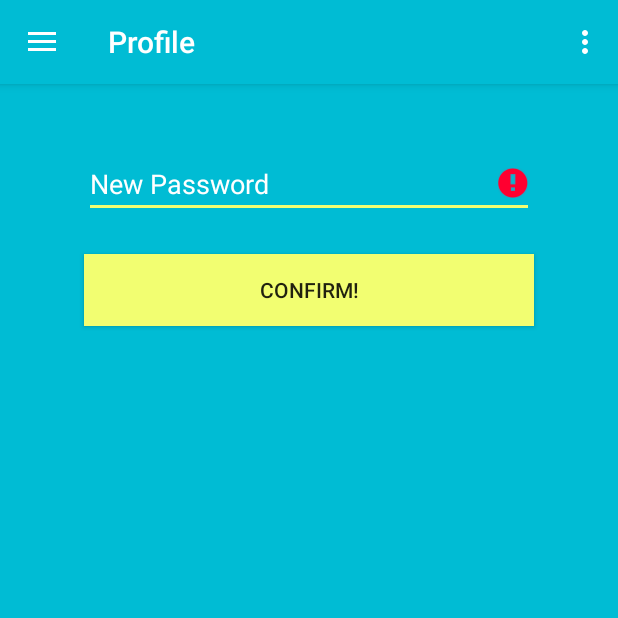
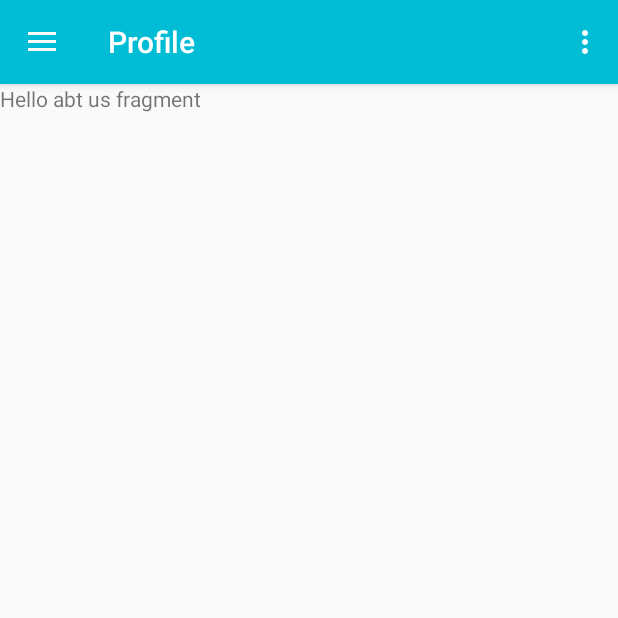
Before and after one commit to akshah1997/OSTMiniProject, an Android app: the screen it shows after launch once a user with an empty profile is signed in (MainNavigation), in the side drawer, after a tap on "About Us", on a phone screen of 412 x 824 dp, the top half of it. Run offline under Robolectric (Android 15) with nearby library versions, the phone set to English and light mode, and no system bars; our stand-ins replace Firebase (no records; nobody signed in at launch, a user with empty details on screens opened directly).

Commit message:
Created About Us and Attendance fragments

```diff
--- a/app/build.gradle
+++ b/app/build.gradle
@@ -33,4 +33,6 @@ dependencies {
 }
 
 
+
+
 apply plugin: 'com.google.gms.google-services'
--- a/app/src/main/java/com/akshay/ostminiproject/Activities/MainNavigation.java
+++ b/app/src/main/java/com/akshay/ostminiproject/Activities/MainNavigation.java
@@ -11,8 +11,9 @@ import android.support.v7.app.AppCompatActivity;
 import android.support.v7.widget.Toolbar;
 import android.view.Menu;
 import android.view.MenuItem;
-import android.widget.Toast;
 
+import com.akshay.ostminiproject.Fragments.AboutUs;
+import com.akshay.ostminiproject.Fragments.Attendance;
 import com.akshay.ostminiproject.Fragments.StudentProfileFragment;
 import com.akshay.ostminiproject.R;
 import com.google.firebase.auth.FirebaseAuth;
@@ -99,11 +100,11 @@ public class MainNavigation extends AppCompatActivity
         int id = item.getItemId();
 
         if (id == R.id.nav_profile) {
-            getFragmentManager().beginTransaction().replace(R.id.fragment_container,StudentProfileFragment.newInstance()).commit();
+            getFragmentManager().beginTransaction().replace(R.id.fragment_container, StudentProfileFragment.newInstance()).commit();
         } else if (id == R.id.nav_attendance) {
-            Toast.makeText(MainNavigation.this,"Attendance selected",Toast.LENGTH_SHORT).show();
+            getFragmentManager().beginTransaction().replace(R.id.fragment_container, Attendance.newInstance()).commit();
         } else if (id == R.id.nav_abt_us) {
-            Toast.makeText(MainNavigation.this,"About Us selected",Toast.LENGTH_SHORT).show();
+            getFragmentManager().beginTransaction().replace(R.id.fragment_container, AboutUs.newInstance()).commit();
         }
 
         DrawerLayout drawer = (DrawerLayout) findViewById(R.id.drawer_layout);
--- /dev/null
+++ b/app/src/main/java/com/akshay/ostminiproject/Fragments/AboutUs.java
@@ -0,0 +1,47 @@
+package com.akshay.ostminiproject.Fragments;
+
+
+import android.app.Fragment;
+import android.content.Context;
+import android.os.Bundle;
+import android.view.LayoutInflater;
+import android.view.View;
+import android.view.ViewGroup;
+
+import com.akshay.ostminiproject.R;
+
+/**
+ * A simple {@link Fragment} subclass.
+ * Use the {@link AboutUs#newInstance} factory method to
+ * create an instance of this fragment.
+ */
+public class AboutUs extends Fragment {
+
+    Context context; //always pass this context for activity intent
+
+    public AboutUs() {
+        // Required empty public constructor
+    }
+
+    public static AboutUs newInstance() {
+        return (new AboutUs());
+    }
+
+    @Override
+    public void onCreate(Bundle savedInstanceState) {
+        super.onCreate(savedInstanceState);
+    }
+
+    @Override
+    public View onCreateView(LayoutInflater inflater, ViewGroup container,
+                             Bundle savedInstanceState) {
+        // Inflate the layout for this fragment
+        return inflater.inflate(R.layout.fragment_about_us, container, false);
+    }
+
+    @Override
+    public void onAttach(Context context) {
+        super.onAttach(context);
+        this.context = context;
+    }
+}
--- a/app/src/main/java/com/akshay/ostminiproject/Fragments/StudentProfileFragment.java
+++ b/app/src/main/java/com/akshay/ostminiproject/Fragments/StudentProfileFragment.java
@@ -39,8 +39,7 @@ public class StudentProfileFragment extends Fragment implements View.OnClickList
     }
 
     public static StudentProfileFragment newInstance() {
-        StudentProfileFragment fragment = new StudentProfileFragment();
-        return fragment;
+        return (new StudentProfileFragment());
     }
 
     @Override
--- /dev/null
+++ b/app/src/main/res/layout/fragment_about_us.xml
@@ -0,0 +1,13 @@
+<FrameLayout xmlns:android="http://schemas.android.com/apk/res/android"
+    xmlns:tools="http://schemas.android.com/tools"
+    android:layout_width="match_parent"
+    android:layout_height="match_parent"
+    tools:context="com.akshay.ostminiproject.Fragments.AboutUs">
+
+    <!-- TODO: Update blank fragment layout -->
+    <TextView
+        android:layout_width="match_parent"
+        android:layout_height="match_parent"
+        android:text="@string/hello_abtus_fragment" />
+
+</FrameLayout>
--- a/app/src/main/res/values/strings.xml
+++ b/app/src/main/res/values/strings.xml
@@ -27,4 +27,7 @@
     <string name="btn_reset_password">Reset Password</string>
     <string name="btn_back"><![CDATA[<< Back]]></string>
     <string name="logo">Logo</string>
+
+    <string name="hello_abtus_fragment">Hello abt us fragment</string>
+    <string name="hello_attendance_fragment">Hello blank fragment</string>
 </resources>
```
Also changed, not shown: app/src/main/java/com/akshay/ostminiproject/Fragments/Attendance.java (added, +47 -0 lines), app/src/main/res/layout/fragment_attendance.xml (added, +13 -0 lines).
